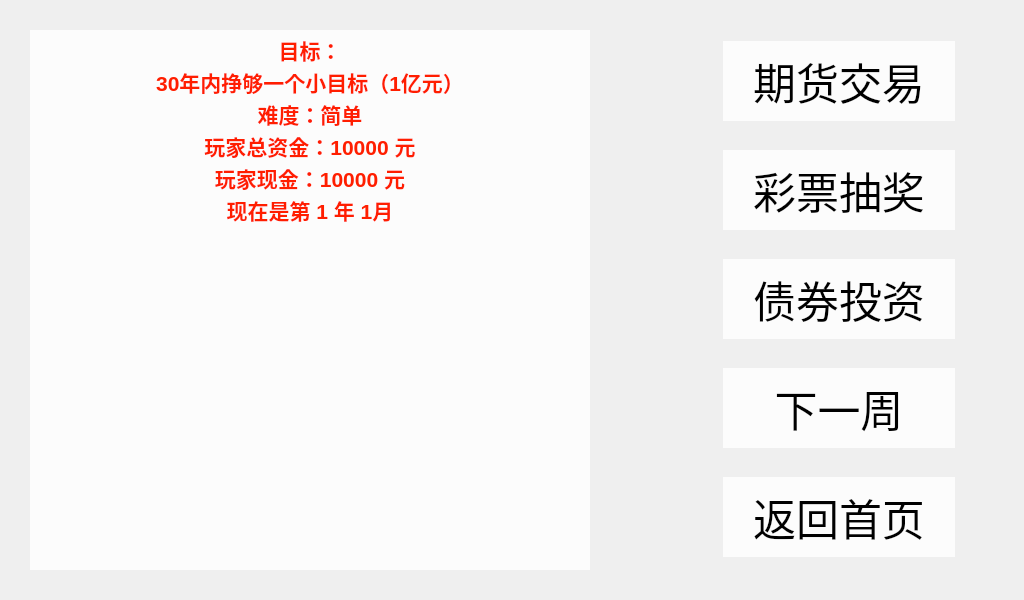
Before: the Qt Designer form mainwindow.ui in Sam-ie/Paydirt, drawn with Qt 5.
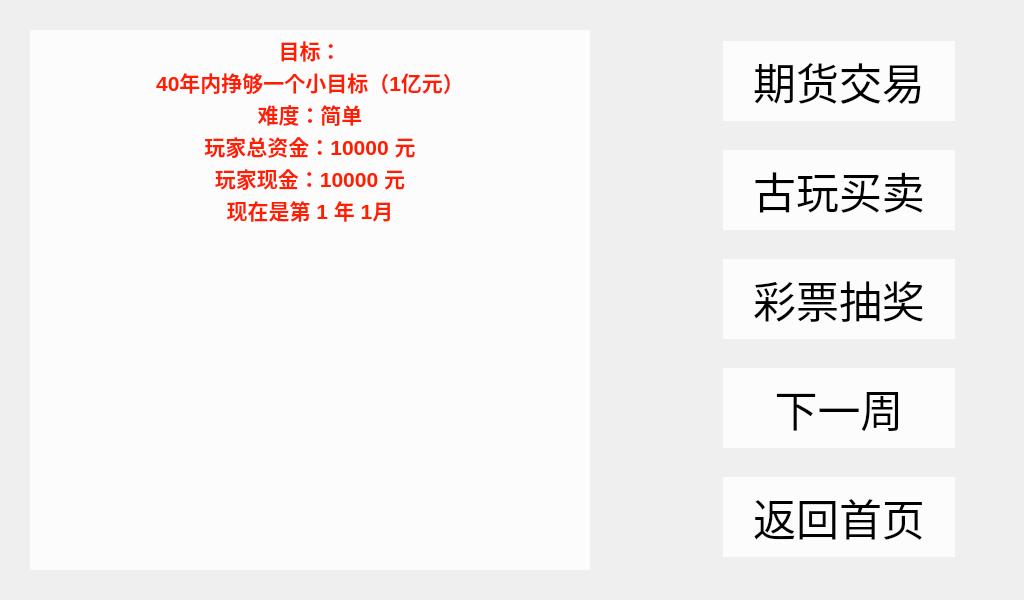
After: the same form once the commit is applied. Icons and pictures are not drawn.

The edit to the form file:
```diff
--- a/mainwindow.ui
+++ b/mainwindow.ui
@@ -107,7 +107,7 @@
 li.checked::marker { content: &quot;\2612&quot;; }
 &lt;/style&gt;&lt;/head&gt;&lt;body style=&quot; font-family:'Microsoft YaHei UI'; font-size:9pt; font-weight:400; font-style:normal;&quot;&gt;
 &lt;p align=&quot;center&quot; style=&quot; margin-top:0px; margin-bottom:0px; margin-left:0px; margin-right:0px; -qt-block-indent:0; text-indent:0px;&quot;&gt;&lt;span style=&quot; font-size:16pt; font-weight:700;&quot;&gt;目标：&lt;/span&gt;&lt;/p&gt;
-&lt;p align=&quot;center&quot; style=&quot; margin-top:0px; margin-bottom:0px; margin-left:0px; margin-right:0px; -qt-block-indent:0; text-indent:0px;&quot;&gt;&lt;span style=&quot; font-size:16pt; font-weight:700;&quot;&gt;30年内挣够一个小目标（1亿元）&lt;/span&gt;&lt;/p&gt;
+&lt;p align=&quot;center&quot; style=&quot; margin-top:0px; margin-bottom:0px; margin-left:0px; margin-right:0px; -qt-block-indent:0; text-indent:0px;&quot;&gt;&lt;span style=&quot; font-size:16pt; font-weight:700;&quot;&gt;40年内挣够一个小目标（1亿元）&lt;/span&gt;&lt;/p&gt;
 &lt;p align=&quot;center&quot; style=&quot; margin-top:0px; margin-bottom:0px; margin-left:0px; margin-right:0px; -qt-block-indent:0; text-indent:0px;&quot;&gt;&lt;span style=&quot; font-size:16pt; font-weight:700;&quot;&gt;难度：简单&lt;/span&gt;&lt;/p&gt;
 &lt;p align=&quot;center&quot; style=&quot; margin-top:0px; margin-bottom:0px; margin-left:0px; margin-right:0px; -qt-block-indent:0; text-indent:0px;&quot;&gt;&lt;span style=&quot; font-size:16pt; font-weight:700;&quot;&gt;玩家总资金：10000 元&lt;/span&gt;&lt;/p&gt;
 &lt;p align=&quot;center&quot; style=&quot; margin-top:0px; margin-bottom:0px; margin-left:0px; margin-right:0px; -qt-block-indent:0; text-indent:0px;&quot;&gt;&lt;span style=&quot; font-size:16pt; font-weight:700;&quot;&gt;玩家现金：10000 元&lt;/span&gt;&lt;/p&gt;
@@ -235,7 +235,7 @@
                <string notr="true"/>
               </property>
               <property name="text">
-               <string>彩票抽奖</string>
+               <string>古玩买卖</string>
               </property>
              </widget>
             </item>
@@ -263,7 +263,7 @@
                <string notr="true"/>
               </property>
               <property name="text">
-               <string>债券投资</string>
+               <string>彩票抽奖</string>
               </property>
              </widget>
             </item>
```
